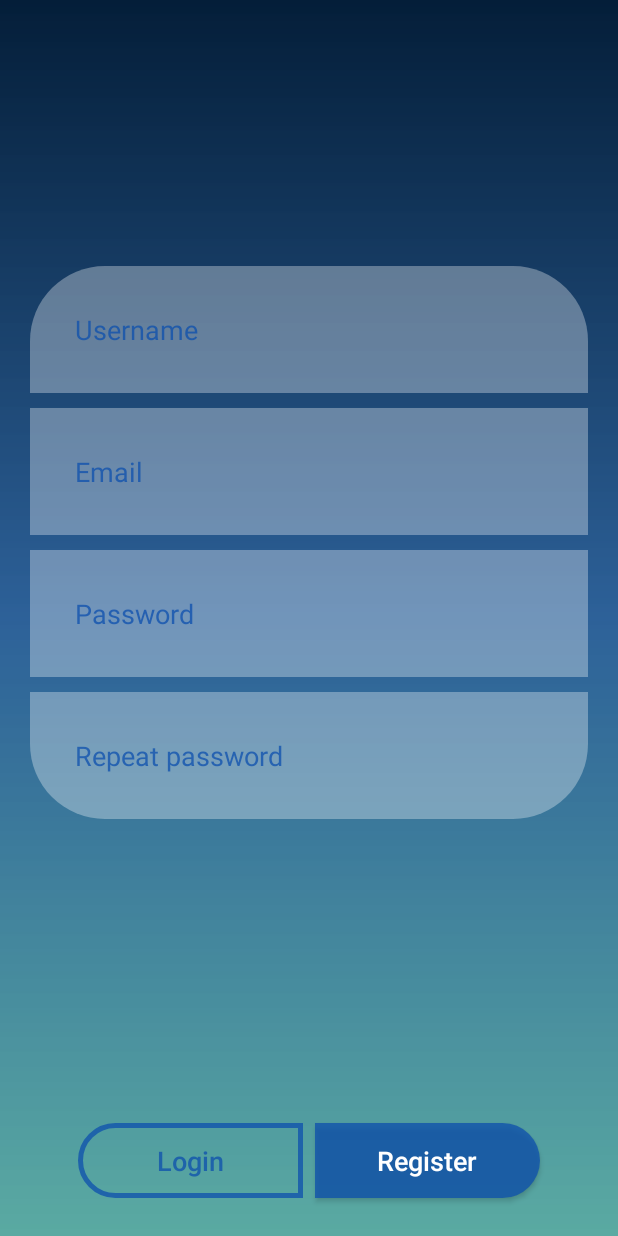
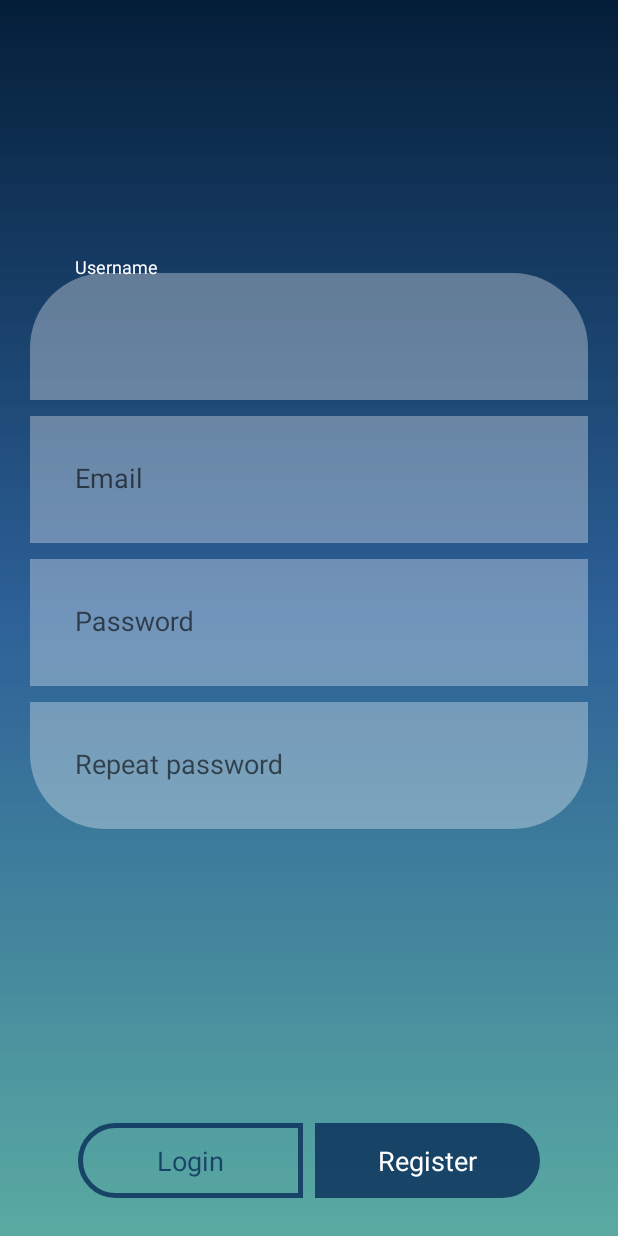
Before and after one commit to Rzeposlaw/localize-me, an Android app: the LoginRegisterActivity screen opened directly, with no data from a screen before it, after a tap on "Register", on a phone screen of 412 x 824 dp. Run offline under Robolectric (Android 15) with nearby library versions, the phone set to English and light mode, and no system bars; 1 statement that could not run was skipped.

Commit message:
Changed appearance of layouts

```diff
--- /dev/null
+++ b/app/src/debug/res/values/google_maps_api.xml
@@ -0,0 +1,5 @@
+<resources>
+    <string name="google_maps_key" templateMergeStrategy="preserve" translatable="false">
+        AIzaSyC_crzf9n-wjEV9JfZd0uXqxcVNyj-oP-Q
+    </string>
+</resources>
--- a/app/src/main/java/com/example/rzeposlaw/localizeme/activity/LoginRegisterActivity.java
+++ b/app/src/main/java/com/example/rzeposlaw/localizeme/activity/LoginRegisterActivity.java
@@ -8,11 +8,12 @@
 
 import com.example.rzeposlaw.localizeme.adapter.LoginRegisterPagerAdapter;
 import com.example.rzeposlaw.localizeme.R;
+import com.example.rzeposlaw.localizeme.view.RozhaOneTextView;
 
 public class LoginRegisterActivity extends AppCompatActivity {
 
-    private Button loginButton;
-    private Button registerButton;
+    private RozhaOneTextView loginButton;
+    private RozhaOneTextView registerButton;
     private ViewPager viewPager;
 
     @Override
@@ -43,8 +44,8 @@
             }
         });
 
-        loginButton = (Button) findViewById(R.id.login);
-        registerButton = (Button) findViewById(R.id.register);
+        loginButton = (RozhaOneTextView) findViewById(R.id.login);
+        registerButton = (RozhaOneTextView) findViewById(R.id.register);
 
         loginButton.setOnClickListener(new View.OnClickListener() {
             @Override
--- a/app/src/main/res/layout/activity_login_register.xml
+++ b/app/src/main/res/layout/activity_login_register.xml
@@ -7,7 +7,6 @@
     android:layout_height="match_parent">
 
     <android.support.v4.view.ViewPager
-        xmlns:android="http://schemas.android.com/apk/res/android"
         android:id="@+id/pager"
         android:layout_weight="1"
         android:layout_width="match_parent"
--- a/app/src/main/res/layout/buttons_view_pager.xml
+++ b/app/src/main/res/layout/buttons_view_pager.xml
@@ -5,24 +5,28 @@
     android:layout_width="match_parent"
     android:layout_height="100dp">
 
-    <Button
+    <com.example.rzeposlaw.localizeme.view.RozhaOneTextView
         android:id="@+id/login"
         android:layout_width="wrap_content"
         android:layout_height="wrap_content"
         android:layout_marginRight="@dimen/view_pager_margin"
         android:layout_marginEnd="@dimen/view_pager_margin"
+        android:layout_gravity="center"
+        android:gravity="center"
         android:background="@drawable/buttonshapeleftblue"
         android:text="@string/login"
         android:textAllCaps="false"
         android:textColor="@android:color/white"
         android:textSize="18sp" />
 
-    <Button
+    <com.example.rzeposlaw.localizeme.view.RozhaOneTextView
         android:id="@+id/register"
         android:layout_width="wrap_content"
         android:layout_height="wrap_content"
         android:layout_marginLeft="@dimen/view_pager_margin"
         android:layout_marginStart="@dimen/view_pager_margin"
+        android:layout_gravity="center"
+        android:gravity="center"
         android:background="@drawable/buttonshaperight"
         android:text="@string/register"
         android:textAllCaps="false"
--- a/app/src/main/res/layout/view_pager_register.xml
+++ b/app/src/main/res/layout/view_pager_register.xml
@@ -1,51 +1,84 @@
 <?xml version="1.0" encoding="utf-8"?>
 <LinearLayout xmlns:android="http://schemas.android.com/apk/res/android"
-    android:orientation="vertical" android:layout_width="match_parent"
+    android:orientation="vertical"
+    android:layout_width="match_parent"
     android:layout_height="match_parent">
 
     <LinearLayout
         android:layout_width="match_parent"
-        android:layout_height="wrap_content"
+        android:layout_height="0dp"
         android:layout_margin="20dp"
         android:layout_weight="1"
         android:gravity="center_vertical"
         android:orientation="vertical">
 
-        <EditText
-            android:padding="30dp"
-            android:background="@drawable/rounded_background_bottom"
-            android:textColorHint="@color/strokeButton"
+        <android.support.design.widget.TextInputLayout
+            android:id="@+id/input_layout_username"
             android:layout_width="match_parent"
-            android:layout_height="wrap_content"
-            android:layout_marginBottom="10dp"
-            android:hint="@string/username" />
+            android:layout_height="wrap_content">
 
             <EditText
+                android:id="@+id/input_username"
+                android:background="@drawable/rounded_background_bottom"
+                android:layout_marginTop="10dp"
                 android:padding="30dp"
                 android:textColorHint="@color/strokeButton"
                 android:layout_width="match_parent"
                 android:layout_height="wrap_content"
-            android:background="@drawable/rounded_background_center"
-            android:layout_marginBottom="10dp"
-            android:hint="@string/email" />
+                android:hint="@string/username" />
+
+        </android.support.design.widget.TextInputLayout>
+
+        <android.support.design.widget.TextInputLayout
+            android:id="@+id/input_layout_email"
+            android:layout_width="match_parent"
+            android:layout_height="wrap_content">
 
             <EditText
+                android:id="@+id/input_email"
+                android:background="@drawable/rounded_background_center"
                 android:padding="30dp"
+                android:inputType="textEmailAddress"
                 android:textColorHint="@color/strokeButton"
                 android:layout_width="match_parent"
                 android:layout_height="wrap_content"
+                android:hint="@string/email" />
+
+        </android.support.design.widget.TextInputLayout>
+
+        <android.support.design.widget.TextInputLayout
+            android:id="@+id/input_layout_password"
+            android:layout_width="match_parent"
+            android:layout_height="wrap_content">
+
+            <EditText
+                android:id="@+id/input_password"
                 android:background="@drawable/rounded_background_center"
-            android:layout_marginBottom="10dp"
+                android:padding="30dp"
+                android:inputType="textPassword"
+                android:textColorHint="@color/strokeButton"
+                android:layout_width="match_parent"
+                android:layout_height="wrap_content"
                 android:hint="@string/password" />
 
+        </android.support.design.widget.TextInputLayout>
+        <android.support.design.widget.TextInputLayout
+            android:id="@+id/input_layout_repeat_password"
+            android:layout_width="match_parent"
+            android:layout_height="wrap_content">
+
             <EditText
+                android:id="@+id/input_repeat_password"
+                android:background="@drawable/rounded_background_top"
                 android:padding="30dp"
-            android:background="@drawable/rounded_background_top"
+                android:inputType="textPassword"
                 android:textColorHint="@color/strokeButton"
                 android:layout_width="match_parent"
                 android:layout_height="wrap_content"
                 android:hint="@string/repeat_password" />
 
+        </android.support.design.widget.TextInputLayout>
+
     </LinearLayout>
 
 </LinearLayout>
--- a/app/src/main/res/values/colors.xml
+++ b/app/src/main/res/values/colors.xml
@@ -3,7 +3,7 @@
     <color name="colorPrimary">#3F51B5</color>
     <color name="colorPrimaryDark">@android:color/transparent</color>
     <color name="colorAccent">#FF4081</color>
-    <color name="strokeButton">#bf0c4fae</color>
+    <color name="strokeButton">#bf032554</color>
     <color name="solidButton">#097aec</color>
     <color name="buttonTextColor">#ffffff</color>
 </resources>
--- a/app/src/main/res/values/strings.xml
+++ b/app/src/main/res/values/strings.xml
@@ -6,4 +6,5 @@
     <string name="repeat_password">Repeat password</string>
     <string name="username">Username</string>
     <string name="email">Email</string>
+    <string name="title_activity_map">Map</string>
 </resources>
--- a/app/src/main/res/values/styles.xml
+++ b/app/src/main/res/values/styles.xml
@@ -13,4 +13,5 @@
         <item name="android:windowContentOverlay">@null</item>
     </style>
 
+
 </resources>
--- a/build.gradle
+++ b/build.gradle
@@ -3,6 +3,9 @@
 buildscript {
     repositories {
         jcenter()
+        maven{
+            url "https://maven.google.com"
+        }
     }
     dependencies {
         classpath 'com.android.tools.build:gradle:2.3.3'
@@ -15,6 +18,9 @@
 allprojects {
     repositories {
         jcenter()
+        maven{
+            url "https://maven.google.com"
+        }
     }
 }
 
```
Also changed, not shown: app/build.gradle (+15 -1 lines), app/src/main/AndroidManifest.xml (+19 -2 lines), app/src/main/java/com/example/rzeposlaw/localizeme/activity/MapActivity.java (added, +37 -0 lines), app/src/main/java/com/example/rzeposlaw/localizeme/view/RozhaOneEditText.java (added, +32 -0 lines), app/src/main/res/layout/activity_map.xml (added, +8 -0 lines), app/src/main/res/layout/view_pager_login.xml (+18 -1 lines), 96 other files. Lines whose indentation alone changed are shown as unchanged.
